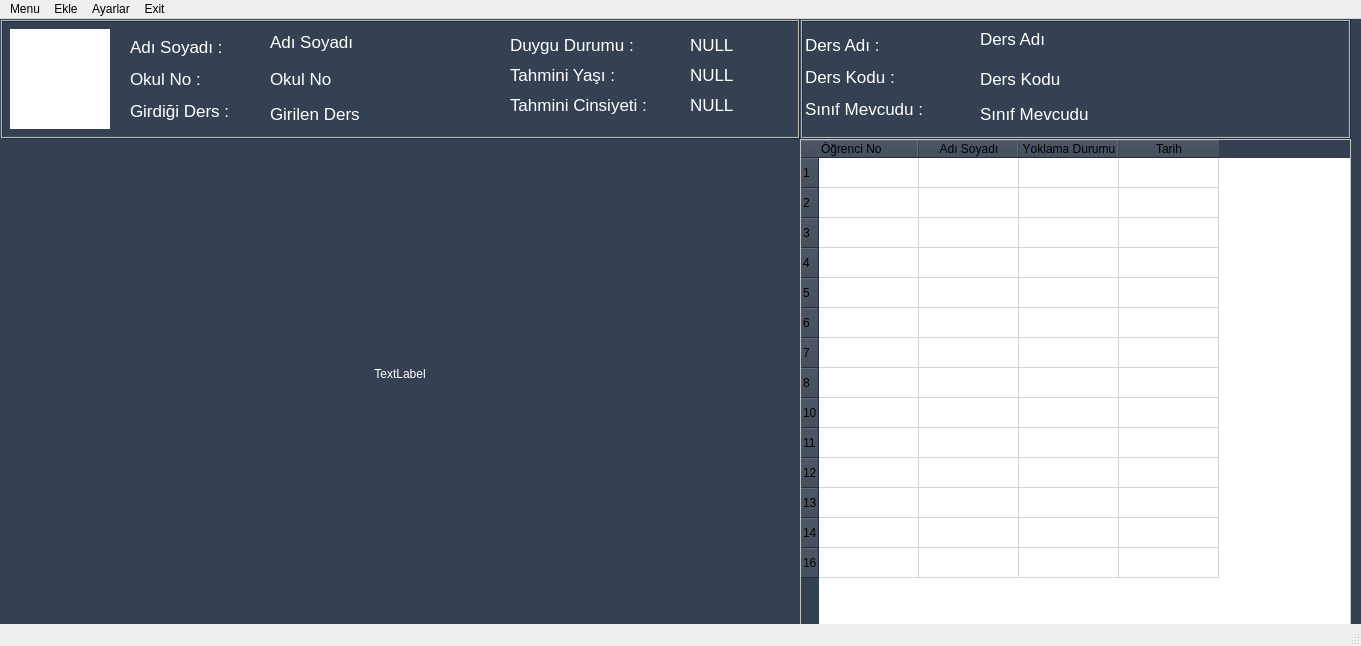
This is design_pages/mainWindow.ui in hakanngul/Face-Recognation-with-Python-GUI-PyQt5 as Qt 5 draws it before an edit. The edited form follows.
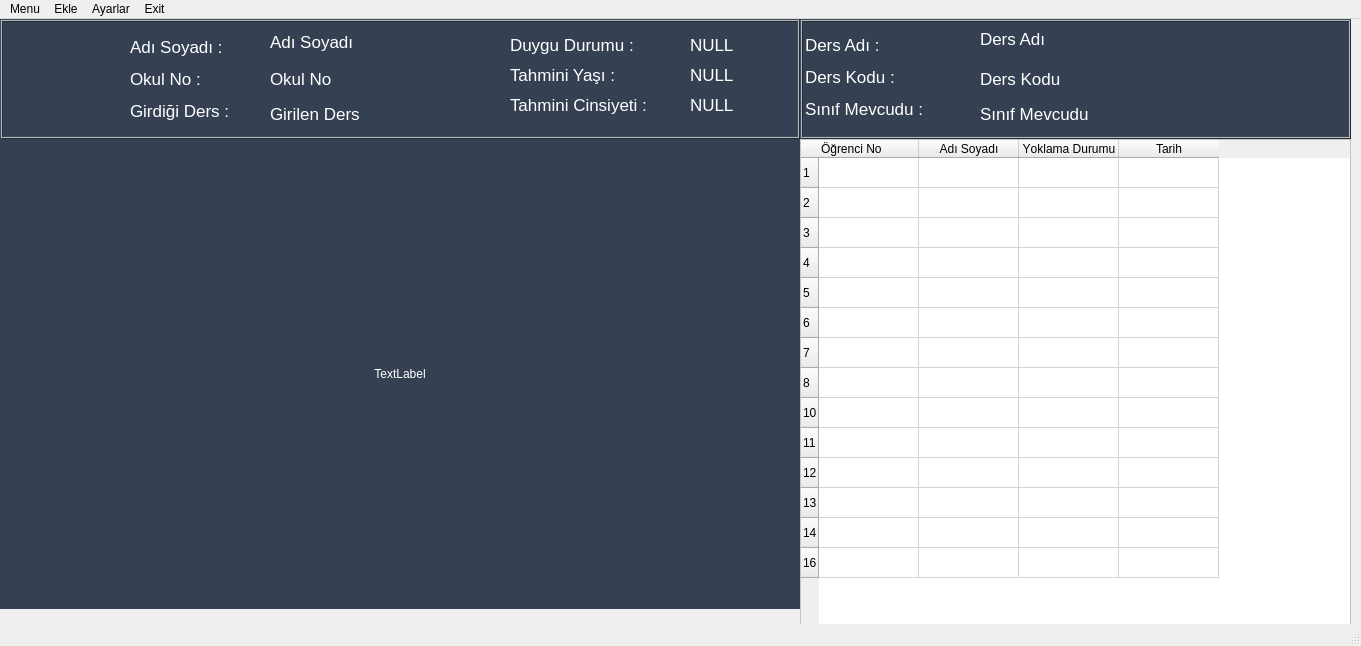
This is the edited form. Icons and pictures are not drawn.

The edit to the form file:
```diff
--- a/design_pages/mainWindow.ui
+++ b/design_pages/mainWindow.ui
@@ -24,7 +24,7 @@
   </property>
   <widget class="QWidget" name="Window">
    <property name="styleSheet">
-    <string notr="true">QWidget{background: #354152;}
+    <string notr="true">
 QLabel{color:white;}
 QTableWidget{background:white;}
 QTableWidget::item {
@@ -65,7 +65,7 @@
      <enum>Qt::LeftToRight</enum>
     </property>
     <property name="styleSheet">
-     <string notr="true">background-color: transparent;</string>
+     <string notr="true">background: #354152;</string>
     </property>
     <property name="text">
      <string>TextLabel</string>
@@ -87,7 +87,7 @@
      <string>&lt;html&gt;&lt;head/&gt;&lt;body&gt;&lt;p&gt;Öğrencilerin Bulunduğu Liste&lt;/p&gt;&lt;/body&gt;&lt;/html&gt;</string>
     </property>
     <property name="styleSheet">
-     <string notr="true">selection-background-color: rgb(233, 185, 110);</string>
+     <string notr="true"/>
     </property>
     <property name="editTriggers">
      <set>QAbstractItemView::SelectedClicked</set>
@@ -230,6 +230,9 @@
       <height>80</height>
      </size>
     </property>
+    <property name="styleSheet">
+     <string notr="true">background: #354152;</string>
+    </property>
     <property name="frameShape">
      <enum>QFrame::Box</enum>
     </property>
@@ -327,7 +330,7 @@
       </rect>
      </property>
      <property name="styleSheet">
-      <string notr="true">background:white;</string>
+      <string notr="true">background:transparent;</string>
      </property>
      <property name="text">
       <string/>
@@ -457,6 +460,9 @@
       <height>120</height>
      </rect>
     </property>
+    <property name="styleSheet">
+     <string notr="true">background: #354152;</string>
+    </property>
     <property name="frameShape">
      <enum>QFrame::Box</enum>
     </property>
```
